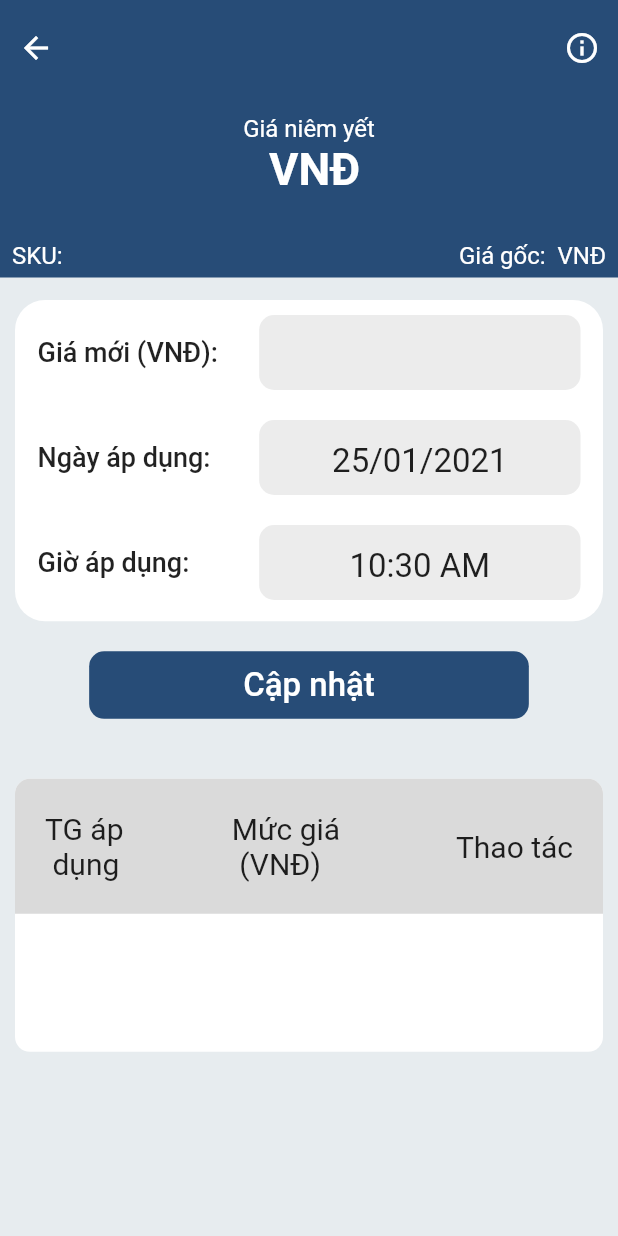
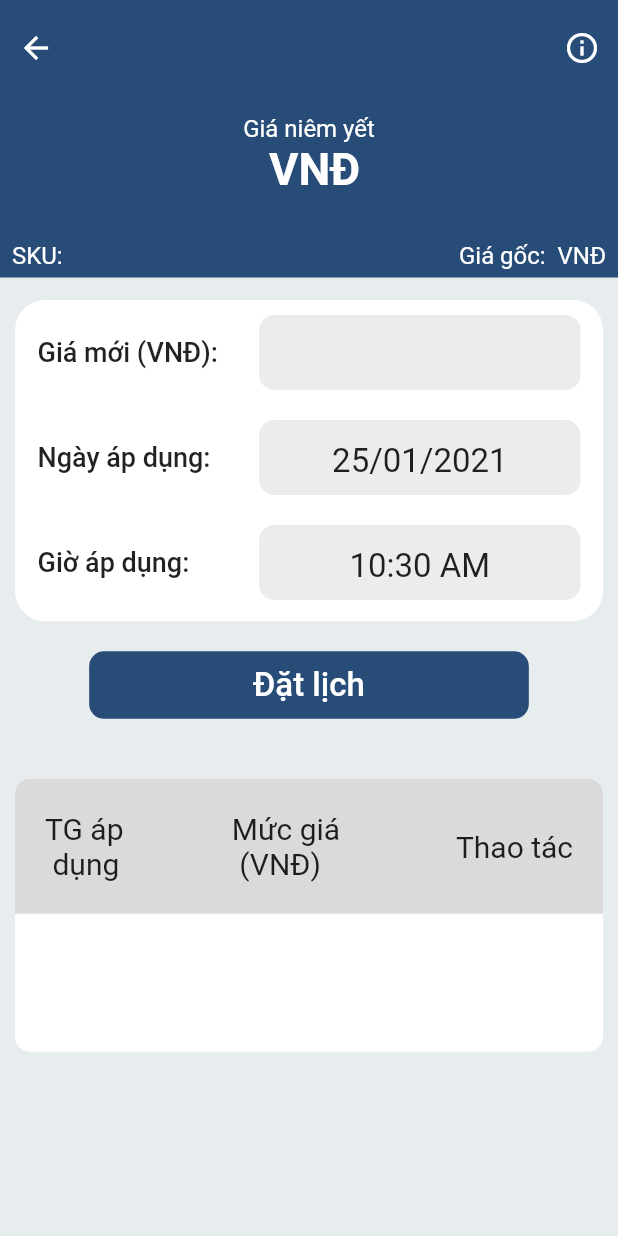
Before and after one commit to phian/PPrice_UI, a Flutter app: the CapNhatGia screen opened directly with empty values, on a phone screen of 412 x 824 dp. Run offline on Flutter 3.47's test engine with Material 2 defaults, Android fonts, the phone set to English and light mode, and no system bars; our stand-ins replace adaptive_dialog, charts_flutter, fl_chart, flutter_masked_text, flutter_money_formatter, flutter_swipe_action_cell and 1 more; missing offline and left inert: autocomplete_textfield, custom_pop_up_menu.

Commit message:
Changed text from Cập nhật to Đặt lịch

```diff
--- a/lib/ui/cap_nhat_gia.dart
+++ b/lib/ui/cap_nhat_gia.dart
@@ -207,7 +207,7 @@ class CapNhatGiaState extends State<CapNhatGia> {
               _saveUpdateCalendar();
             },
             child: Text(
-              "Cập nhật",
+              "Đặt lịch",
               style: TextStyle(
                 fontSize: 22.0,
                 color: Colors.white,
```
